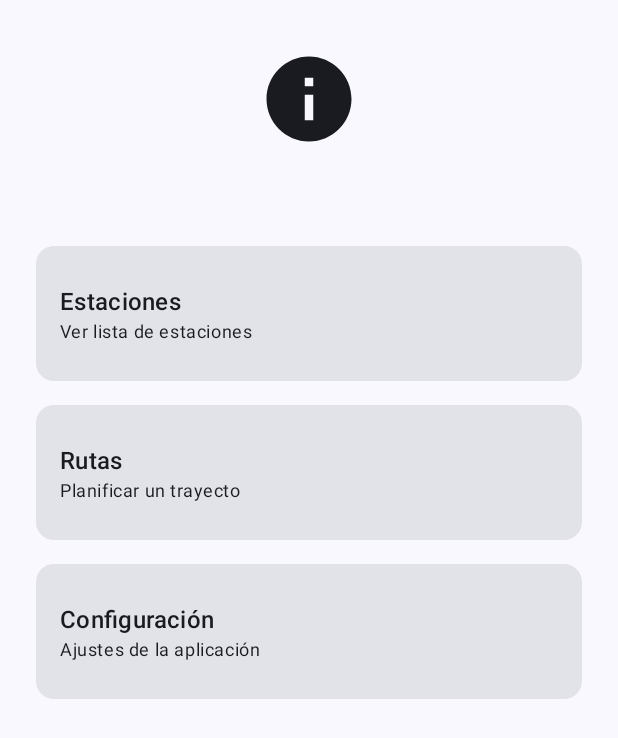
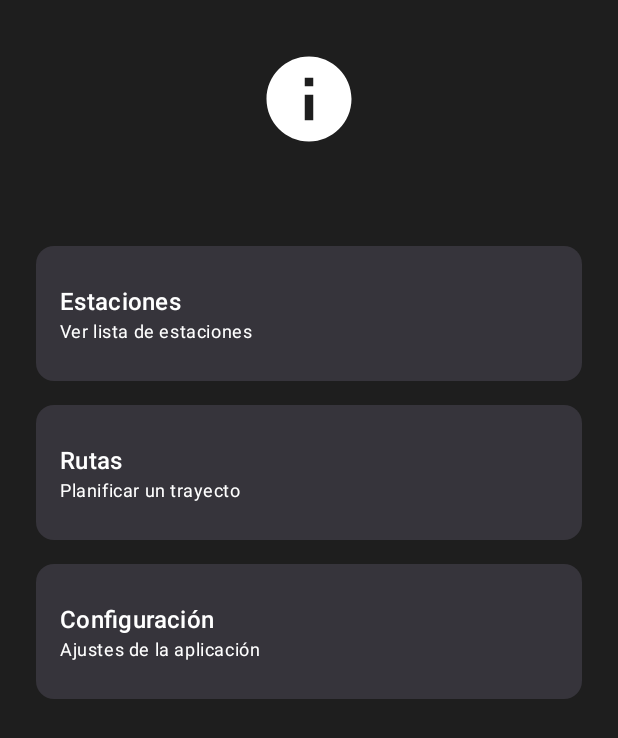
Before and after one commit to Jefferson-BA/MetroLimaGO1.2, an Android app built with Jetpack Compose: the screen it shows after launch (MainActivity), on a phone screen of 412 x 824 dp. Shown: the top 738 px of the screen. Run offline under Robolectric (Android 15) with nearby library versions, the phone set to English and light mode, and no system bars.

```diff
--- a/app/src/main/java/com/tecsup/metrolimago1/data/local/database/AppDatabase.kt
+++ b/app/src/main/java/com/tecsup/metrolimago1/data/local/database/AppDatabase.kt
@@ -3,9 +3,12 @@ package com.tecsup.metrolimago1.data.local.database
 import androidx.room.Database
 import androidx.room.RoomDatabase
 import com.tecsup.metrolimago1.data.local.FavoriteStation
+import com.tecsup.metrolimago1.data.local.StationEntity
 import com.tecsup.metrolimago1.data.local.dao.FavoriteStationDao
+import com.tecsup.metrolimago1.data.local.dao.StationDao
 
-@Database(entities = [FavoriteStation::class], version = 1, exportSchema = false)
+@Database(entities = [StationEntity::class, FavoriteStation::class], version = 2, exportSchema = false)
 abstract class AppDatabase : RoomDatabase() {
+    abstract fun stationDao(): StationDao
     abstract fun favoriteStationDao(): FavoriteStationDao
 }
--- a/app/src/main/java/com/tecsup/metrolimago1/ui/theme/Color.kt
+++ b/app/src/main/java/com/tecsup/metrolimago1/ui/theme/Color.kt
@@ -2,10 +2,19 @@ package com.tecsup.metrolimago1.ui.theme
 
 import androidx.compose.ui.graphics.Color
 
-val Purple80 = Color(0xFFD0BCFF)
-val PurpleGrey80 = Color(0xFFCCC2DC)
-val Pink80 = Color(0xFFEFB8C8)
+// Colores para modo oscuro (como en la imagen)
+val MetroOrange = Color(0xFFFF6B35) // Naranja del Metro Lima
+val MetroGreen = Color(0xFF4CAF50) // Verde para indicadores de tiempo
+val DarkGray = Color(0xFF1E1E1E) // Fondo principal oscuro
+val CardGray = Color(0xFF2D2D2D) // Fondo de tarjetas
+val LightGray = Color(0xFFB0B0B0) // Texto secundario
+val White = Color(0xFFFFFFFF) // Texto principal
 
-val Purple40 = Color(0xFF6650a4)
-val PurpleGrey40 = Color(0xFF625b71)
-val Pink40 = Color(0xFF7D5260)
+// Colores del tema oscuro
+val Purple80 = MetroOrange
+val PurpleGrey80 = LightGray
+val Pink80 = MetroGreen
+
+val Purple40 = MetroOrange
+val PurpleGrey40 = LightGray
+val Pink40 = MetroGreen
--- a/app/src/main/java/com/tecsup/metrolimago1/ui/theme/Theme.kt
+++ b/app/src/main/java/com/tecsup/metrolimago1/ui/theme/Theme.kt
@@ -12,9 +12,16 @@ import androidx.compose.runtime.Composable
 import androidx.compose.ui.platform.LocalContext
 
 private val DarkColorScheme = darkColorScheme(
-    primary = Purple80,
-    secondary = PurpleGrey80,
-    tertiary = Pink80
+    primary = MetroOrange,
+    secondary = LightGray,
+    tertiary = MetroGreen,
+    background = DarkGray,
+    surface = CardGray,
+    onBackground = White,
+    onSurface = White,
+    onPrimary = White,
+    onSecondary = White,
+    onTertiary = White
 )
 
 private val LightColorScheme = lightColorScheme(
@@ -35,9 +42,9 @@ private val LightColorScheme = lightColorScheme(
 
 @Composable
 fun MetroLimaGO1Theme(
-    darkTheme: Boolean = isSystemInDarkTheme(),
+    darkTheme: Boolean = true, // Forzar modo oscuro por defecto
     // Dynamic color is available on Android 12+
-    dynamicColor: Boolean = true,
+    dynamicColor: Boolean = false, // Desactivar colores dinámicos para mantener diseño consistente
     content: @Composable () -> Unit
 ) {
     val colorScheme = when {
```
Also changed, not shown: app/src/main/java/com/tecsup/metrolimago1/ui/screens/estaciones/ListaEstacionesScreen.kt (+47 -20 lines).
